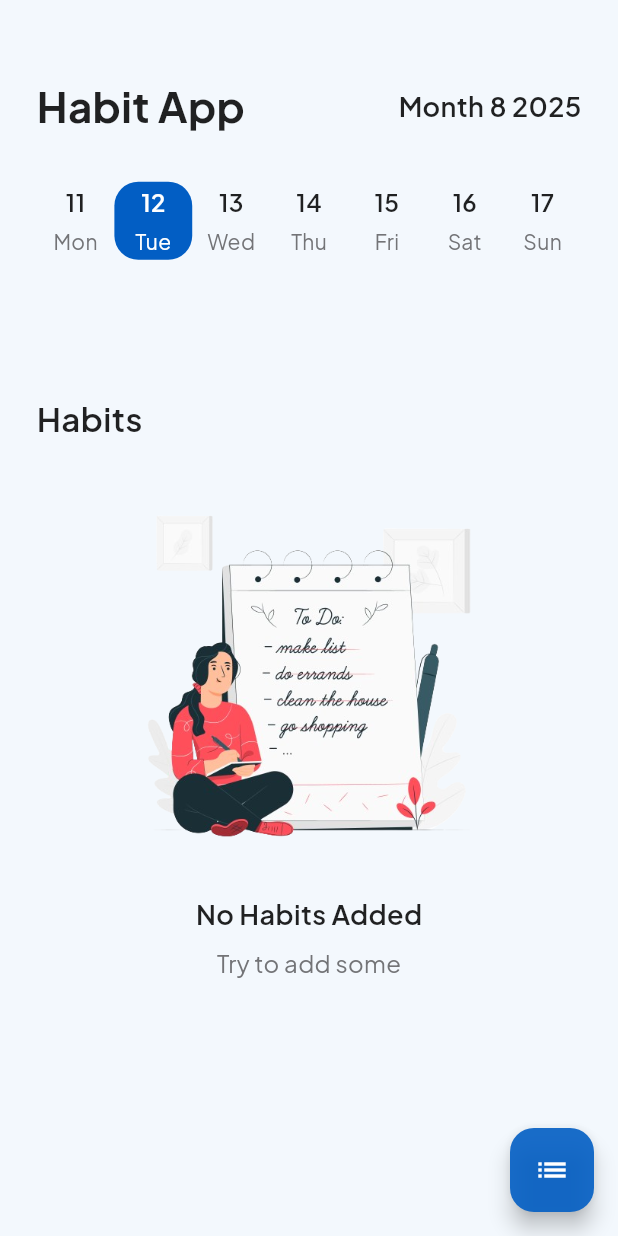
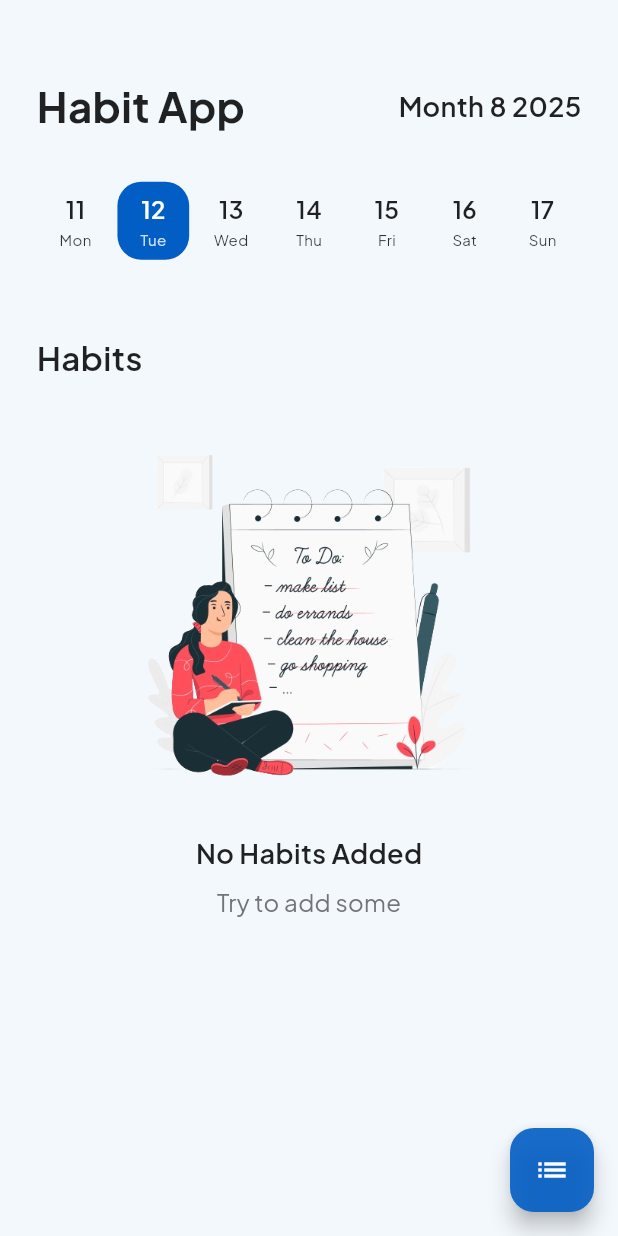
Before and after one commit to wasimaldimashki/habits_app, a Flutter app: the HabitScreen screen opened directly, on a phone screen of 412 x 824 dp. Run offline on Flutter 3.47's test engine with Material 3 defaults, Android fonts, the phone set to English and light mode, and no system bars; drawn by our look-alikes of table_calendar; our stand-ins replace bloc, equatable, flutter_bloc, flutter_cache_manager, flutter_screenutil, flutter_snake_navigationbar and 8 more; accounts and stored records are empty.

Commit message:
fix date item design

```diff
--- a/lib/core/theme/values_manager.dart
+++ b/lib/core/theme/values_manager.dart
@@ -11,6 +11,7 @@ class AppMargines {
 
 class AppPadding {
   static const double p2 = 2.0;
+  static const double p3 = 3.0;
   static const double p4 = 4.0;
   static const double p5 = 5.0;
   static const double p6 = 6.0;
--- a/lib/features/home/screens/habit_screen.dart
+++ b/lib/features/home/screens/habit_screen.dart
@@ -45,7 +45,6 @@ class HabitScreen extends StatelessWidget {
                   selectedDate: state.selectedDate,
                   onDaySelected: (date) => cubit.onDaySelected(date),
                 ),
-                SizedBox(height: AppSize.s40.h),
                 Text(
                   'Habits',
                   style: getSemiBoldStyle(
--- a/lib/features/home/widgets/habit_screen/calendar_horizontal_widget.dart
+++ b/lib/features/home/widgets/habit_screen/calendar_horizontal_widget.dart
@@ -1,6 +1,6 @@
 import 'package:flutter/material.dart';
-import 'package:flutter_screenutil/flutter_screenutil.dart';
 import 'package:habits_app/core/export/lib_exports.dart';
+import 'package:habits_app/features/home/widgets/habit_screen/date_item.dart';
 import 'package:table_calendar/table_calendar.dart';
 
 class CalendarHorizontalWidget extends StatelessWidget {
@@ -29,52 +29,28 @@ class CalendarHorizontalWidget extends StatelessWidget {
         daysOfWeekVisible: false,
         calendarBuilders: CalendarBuilders(
           defaultBuilder: (context, day, focusedDay) {
-            return _buildDateItem(context, day, false);
+            return DateItem(
+              day: day,
+              isSelected: false,
+              isToday: isSameDay(day, DateTime.now()),
+            );
+          },
+          selectedBuilder: (context, day, focusedDay) {
+            return DateItem(
+              day: day,
+              isSelected: true,
+              isToday: isSameDay(day, DateTime.now()),
+            );
           },
           todayBuilder: (context, day, focusedDay) {
-            return _buildDateItem(context, day, isSameDay(day, DateTime.now()));
-          },
-          selectedBuilder: (context, day, focusedDay) {
-            return _buildDateItem(context, day, true);
+            return DateItem(
+              day: day,
+              isSelected: isSameDay(day, selectedDate),
+              isToday: true,
+            );
           },
         ),
       ),
     );
   }
-
-  Widget _buildDateItem(BuildContext context, DateTime day, bool isSelected) {
-    return Container(
-      padding: REdgeInsets.symmetric(horizontal: AppPadding.p2),
-      decoration: isSelected
-          ? BoxDecoration(
-              color: AppColors.primary,
-              borderRadius: BorderRadius.circular(AppSize.s16),
-            )
-          : null,
-      child: Column(
-        mainAxisAlignment: MainAxisAlignment.center,
-        children: [
-          Text(
-            day.day.toString(),
-            style: getSemiBoldStyle(
-              color: isSelected
-                  ? AppColors.white
-                  : AppColors.getTextPrimaryColor(context),
-              fontSize: FontSizeManager.s16,
-            ),
-          ),
-          SizedBox(height: AppSize.s4.h),
-          Text(
-            ['Mon', 'Tue', 'Wed', 'Thu', 'Fri', 'Sat', 'Sun'][day.weekday - 1],
-            style: getRegularStyle(
-              color: isSelected
-                  ? AppColors.white
-                  : AppColors.getTextSecondaryColor(context),
-              fontSize: FontSizeManager.s14,
-            ),
-          ),
-        ],
-      ),
-    );
-  }
 }
--- /dev/null
+++ b/lib/features/home/widgets/habit_screen/date_item.dart
@@ -0,0 +1,64 @@
+import 'package:flutter/material.dart';
+import 'package:habits_app/core/export/lib_exports.dart';
+
+class DateItem extends StatelessWidget {
+  const DateItem({
+    super.key,
+    required this.day,
+    required this.isSelected,
+    required this.isToday,
+  });
+
+  final DateTime day;
+  final bool isSelected;
+  final bool isToday;
+
+  @override
+  Widget build(BuildContext context) {
+    Color textColor = isSelected || isToday
+        ? AppColors.white
+        : AppColors.getTextPrimaryColor(context);
+    BoxDecoration? decoration;
+
+    if (isSelected && !isToday) {
+      decoration = BoxDecoration(
+        border: Border.all(color: AppColors.primary, width: 2),
+        borderRadius: BorderRadius.circular(AppSize.s16),
+      );
+      textColor = AppColors.primary;
+    } else if (isToday) {
+      decoration = BoxDecoration(
+        color: AppColors.primary,
+        borderRadius: BorderRadius.circular(AppSize.s16),
+      );
+    }
+
+    return Container(
+      alignment: Alignment.center,
+      margin: REdgeInsets.symmetric(horizontal: AppPadding.p2),
+      padding: REdgeInsets.symmetric(vertical: AppPadding.p2),
+      decoration: decoration,
+      child: Column(
+        mainAxisAlignment: MainAxisAlignment.center,
+        mainAxisSize: MainAxisSize.min,
+        children: [
+          Text(
+            day.day.toString(),
+            style: getSemiBoldStyle(
+              color: textColor,
+              fontSize: FontSizeManager.s16,
+            ),
+          ),
+          SizedBox(height: AppSize.s2.h),
+          Text(
+            ['Mon', 'Tue', 'Wed', 'Thu', 'Fri', 'Sat', 'Sun'][day.weekday - 1],
+            style: getRegularStyle(
+              color: textColor.withOpacity(0.8),
+              fontSize: FontSizeManager.s10,
+            ),
+          ),
+        ],
+      ),
+    );
+  }
+}
```
